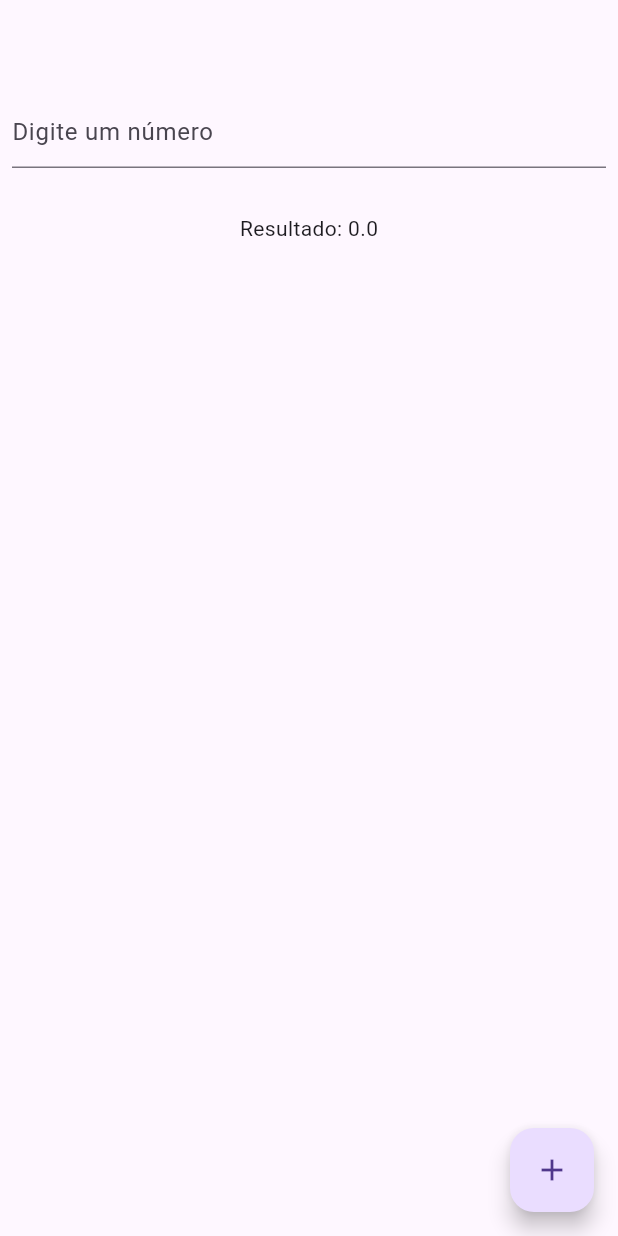
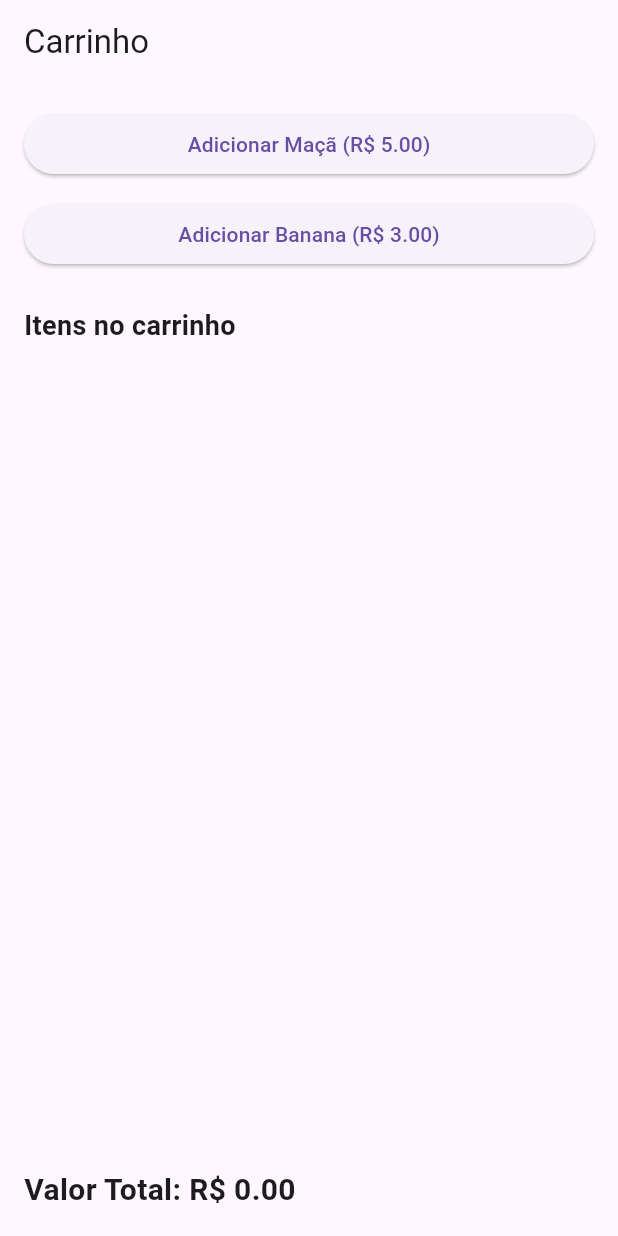
Before and after one commit to Murilo-Furlaneto/riverpod_example, a Flutter app: the screen it shows after launch, on a phone screen of 412 x 824 dp. Run offline on Flutter 3.47's test engine with Material 3 defaults, Android fonts, the phone set to English and light mode, and no system bars; our stand-ins replace flutter_riverpod, riverpod_annotation; generated files the repository leaves out were written again.

Commit message:
feat: Mais exercício

```diff
--- a/lib/main.dart
+++ b/lib/main.dart
@@ -13,6 +13,7 @@ import 'package:riverpod_example/screen/form_screen.dart';
 import 'package:riverpod_example/screen/photo_screen.dart';
 import 'package:riverpod_example/screen/post_screen.dart';
 import 'package:riverpod_example/screen/shop_screen.dart';
+import 'package:riverpod_example/screen/shopping_screen.dart';
 import 'package:riverpod_example/screen/viacep_screen.dart';
 
 void main() {
@@ -28,7 +29,7 @@ class MyApp extends StatelessWidget {
       title: 'Carrinho com Riverpod',
       debugShowCheckedModeBanner: false,
       theme:ThemeData() ,
-      home:  CounterScreenEx(),
+      home: const ShoppingScreen(),
     );
   }
 }
--- /dev/null
+++ b/lib/model/item.dart
@@ -0,0 +1,9 @@
+class Item {
+  final String name;
+  final double price;
+
+  const Item({
+    required this.name,
+    required this.price,
+  });
+}
--- /dev/null
+++ b/lib/screen/shopping_screen.dart
@@ -0,0 +1,87 @@
+import 'package:flutter/material.dart';
+import 'package:flutter_riverpod/flutter_riverpod.dart';
+import 'package:riverpod_example/model/item.dart';
+import 'package:riverpod_example/provider/calculate_shopping_cart.dart';
+import 'package:riverpod_example/provider/shopping_provider.dart';
+
+class ShoppingScreen extends ConsumerWidget {
+  const ShoppingScreen({super.key});
+
+  @override
+  Widget build(BuildContext context, WidgetRef ref) {
+    final items = ref.watch(shoppingProvider);
+    final totalItems = ref.watch(calculateShoppingCartProvider);
+
+    return Scaffold(
+      appBar: AppBar(
+        title: const Text('Carrinho'),
+      ),
+      body: Padding(
+        padding: const EdgeInsets.all(16),
+        child: Column(
+          crossAxisAlignment: CrossAxisAlignment.start,
+          children: [
+            Row(
+              children: [
+                Expanded(
+                  child: ElevatedButton(
+                    onPressed: () {
+                      ref.read(shoppingProvider.notifier).addProduct(
+                            Item(name: 'Maçã', price: 5.0),
+                          );
+                    },
+                    child: const Text('Adicionar Maçã (R\$ 5.00)'),
+                  ),
+                ),
+              ],
+            ),
+            const SizedBox(height: 12),
+            Row(
+              children: [
+                Expanded(
+                  child: ElevatedButton(
+                    onPressed: () {
+                      ref.read(shoppingProvider.notifier).addProduct(
+                            Item(name: 'Banana', price: 3.0),
+                          );
+                    },
+                    child: const Text('Adicionar Banana (R\$ 3.00)'),
+                  ),
+                ),
+              ],
+            ),
+            const SizedBox(height: 24),
+            const Text(
+              'Itens no carrinho',
+              style: TextStyle(fontSize: 18, fontWeight: FontWeight.bold),
+            ),
+            const SizedBox(height: 12),
+            Expanded(
+              child: ListView.separated(
+                itemCount: items.length,
+                separatorBuilder: (_, __) => const SizedBox(height: 8),
+                itemBuilder: (context, index) {
+                  final item = items[index];
+                  return Card(
+                    child: ListTile(
+                      title: Text(item.name),
+                      trailing: Text(
+                        'R\$ ${item.price.toStringAsFixed(2)}',
+                        style: const TextStyle(fontWeight: FontWeight.w600),
+                      ),
+                    ),
+                  );
+                },
+              ),
+            ),
+            const SizedBox(height: 16),
+           Text(
+              'Valor Total: R\$ ${totalItems.toStringAsFixed(2)}',
+              style: TextStyle(fontSize: 20, fontWeight: FontWeight.bold),
+            ),
+          ],
+        ),
+      ),
+    );
+  }
+}
```
Also changed, not shown: lib/provider/calculate_shopping_cart.dart (added, +17 -0 lines), lib/provider/shopping_provider.dart (added, +19 -0 lines), lib/exercicios/desafio_carrinho.dart (added), lib/provider/calculate_shopping_cart.g.dart (added), lib/provider/shopping_provider.g.dart (added).
